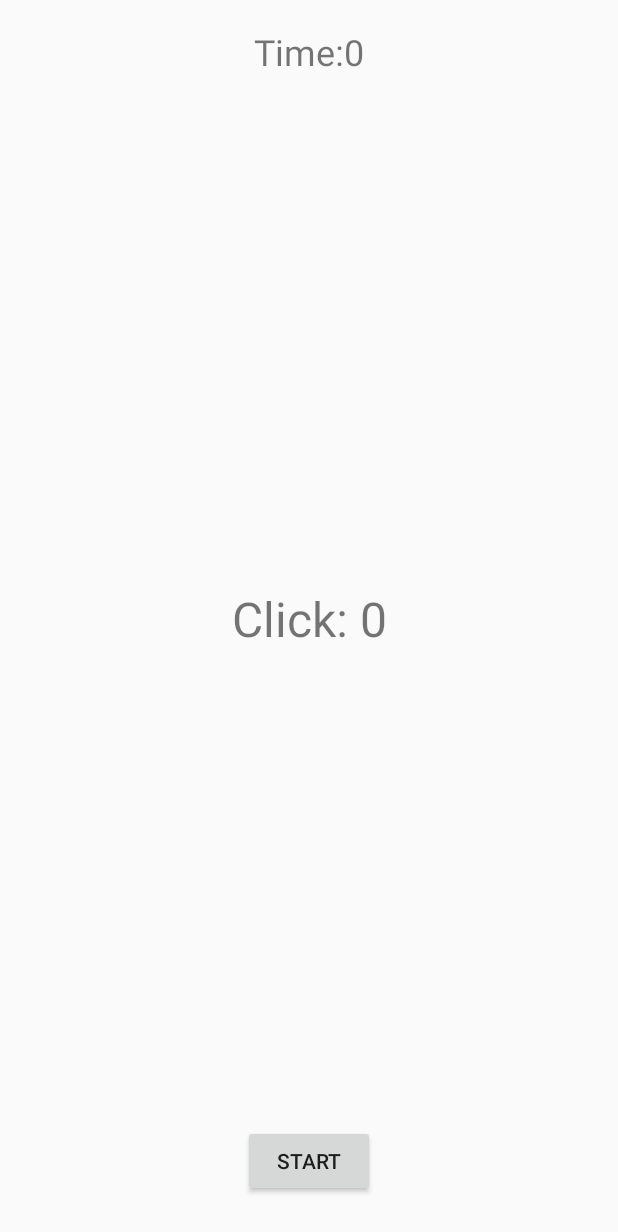
After one commit to 1337menohax/cp440, an Android app: the battleScreen screen opened directly, with no data from a screen before it, on a phone screen of 412 x 824 dp. The commit adds this screen. Shown: the top 1232 px of the screen. Run offline under Robolectric (Android 15) with nearby library versions, the phone set to English and light mode, and no system bars.

Commit message:
Commit message.

```diff
--- a/app/src/main/AndroidManifest.xml
+++ b/app/src/main/AndroidManifest.xml
@@ -16,7 +16,8 @@
                 <category android:name="android.intent.category.LAUNCHER" />
             </intent-filter>
         </activity>
-        <activity android:name=".Activity2"></activity>
+        <activity android:name=".Activity2" />
+        <activity android:name=".battleScreen"></activity>
     </application>
 
 </manifest>
--- /dev/null
+++ b/app/src/main/java/com/example/cp440/battleScreen.java
@@ -0,0 +1,64 @@
+package com.example.cp440;
+
+import android.os.CountDownTimer;
+import android.support.v7.app.AppCompatActivity;
+import android.os.Bundle;
+import android.view.View;
+import android.widget.Button;
+import android.widget.TextView;
+
+public class battleScreen extends AppCompatActivity {
+    TextView tv_time, tv_clicks;
+    Button b_click, b_start;
+
+    CountDownTimer timer;
+    int time = 30;
+    int clicks = 0;
+    @Override
+    protected void onCreate(Bundle savedInstanceState) {
+        super.onCreate(savedInstanceState);
+        setContentView(R.layout.activity_battle_screen);
+        tv_time = (TextView)findViewById(R.id.tv_time);
+        tv_clicks=(TextView)findViewById(R.id.tv_clicks);
+        b_click = (Button)findViewById(R.id.b_click);
+        b_start= (Button)findViewById(R.id.b_start);
+
+        b_start.setEnabled(true);
+        b_click.setEnabled(false);
+        timer = new CountDownTimer(30000, 1000) {
+            @Override
+            public void onTick(long l) {
+                time --;
+                tv_time.setText(("Time: " +time));
+            }
+
+            @Override
+            public void onFinish() {
+                b_start.setEnabled(true);
+                b_click.setEnabled(false);
+                tv_time.setText("Time: 0");
+
+            }
+        };
+        b_click.setOnClickListener(new View.OnClickListener() {
+            @Override
+            public void onClick(View v) {
+                clicks++;
+                tv_clicks.setText(("Clicks: " + clicks));
+
+            }
+        });
+        b_start.setOnClickListener(new View.OnClickListener() {
+            @Override
+            public void onClick(View v) {
+                timer.start();
+                time = 0 ;
+                clicks=0;
+                b_start.setEnabled(false);
+                b_click.setEnabled(true);
+                tv_time.setText("Time: " +time);
+                tv_clicks.setText("Clicks: "+clicks);
+            }
+        });
+    }
+}
--- /dev/null
+++ b/app/src/main/res/layout/activity_battle_screen.xml
@@ -0,0 +1,57 @@
+<?xml version="1.0" encoding="utf-8"?>
+<android.support.constraint.ConstraintLayout xmlns:android="http://schemas.android.com/apk/res/android"
+    xmlns:app="http://schemas.android.com/apk/res-auto"
+    xmlns:tools="http://schemas.android.com/tools"
+    android:layout_width="match_parent"
+    android:layout_height="match_parent"
+    android:padding="10dp"
+    tools:context=".battleScreen">
+
+    <Button
+        android:id="@+id/b_click"
+        android:layout_width="199dp"
+        android:layout_height="129dp"
+        android:layout_marginBottom="8dp"
+        android:layout_marginEnd="8dp"
+        android:layout_marginStart="8dp"
+        android:layout_marginTop="8dp"
+        android:text="FIGHT ME"
+        app:layout_constraintBottom_toTopOf="parent"
+        app:layout_constraintEnd_toEndOf="parent"
+        app:layout_constraintHorizontal_bias="0.503"
+        app:layout_constraintStart_toStartOf="parent"
+        app:layout_constraintTop_toBottomOf="parent"
+        app:layout_constraintVertical_bias="0.683" />
+
+    <Button
+        android:id="@+id/b_start"
+        android:layout_width="wrap_content"
+        android:layout_height="wrap_content"
+        android:layout_marginBottom="16dp"
+        android:text="START"
+        app:layout_constraintBottom_toBottomOf="parent"
+        app:layout_constraintEnd_toEndOf="parent"
+        app:layout_constraintStart_toStartOf="parent" />
+
+    <TextView
+        android:id="@+id/tv_time"
+        android:layout_width="wrap_content"
+        android:layout_height="wrap_content"
+        android:layout_marginTop="8dp"
+        android:text="Time:0"
+        android:textSize="24dp"
+        app:layout_constraintEnd_toEndOf="parent"
+        app:layout_constraintStart_toStartOf="parent"
+        app:layout_constraintTop_toTopOf="parent" />
+
+    <TextView
+        android:id="@+id/tv_clicks"
+        android:layout_width="wrap_content"
+        android:layout_height="wrap_content"
+        android:text="Click: 0"
+        android:textSize="32dp"
+        app:layout_constraintBottom_toBottomOf="parent"
+        app:layout_constraintEnd_toEndOf="parent"
+        app:layout_constraintStart_toStartOf="parent"
+        app:layout_constraintTop_toTopOf="parent" />
+</android.support.constraint.ConstraintLayout>
```
Also changed, not shown: app/src/main/java/com/example/cp440/Activity2.java (+15 -1 lines), app/src/main/res/layout/activity_2.xml (+6 -2 lines).
